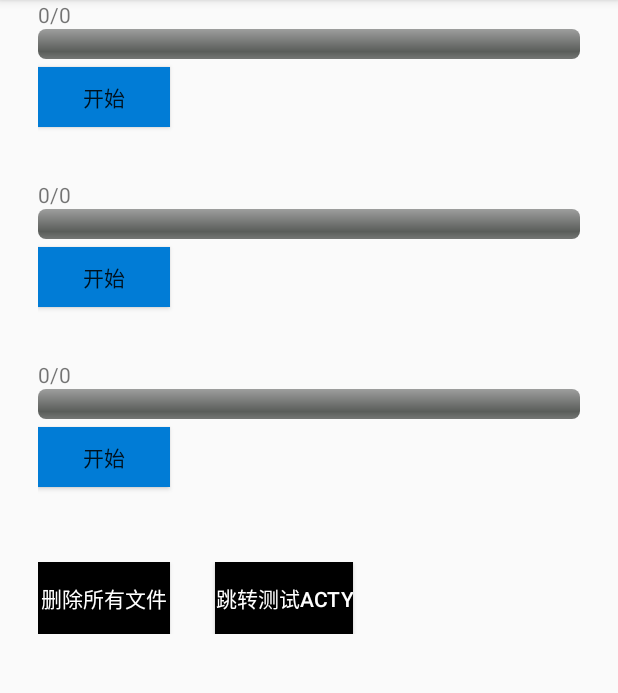
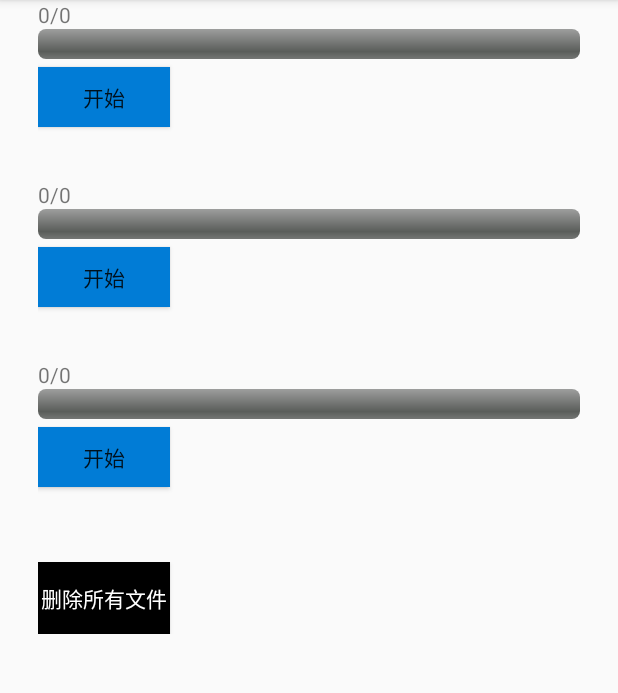
Before and after one commit to yaowen369/DownloadHelper, an Android app: the screen it shows after launch (MainActivity), on a phone screen of 412 x 824 dp, the part 84-777 px from its top. Run offline under Robolectric (Android 15) with nearby library versions, the phone set to English and light mode, and no system bars.

Commit message:
修改版本号为1.4.0

```diff
--- a/downloaderHelper/build.gradle
+++ b/downloaderHelper/build.gradle
@@ -65,7 +65,7 @@ publish {
     userOrg = 'yaowen369'
     groupId = 'com.yaoxiaowen'
     artifactId = 'download'
-    publishVersion = '1.3.0'
+    publishVersion = '1.4.0'
     desc = 'An Android download tool that supports multi-threading and breakpoint renewal'
     website = 'https://github.com/yaowen369/DownloadHelper'
 }
--- a/sample/src/main/res/layout/activity_main.xml
+++ b/sample/src/main/res/layout/activity_main.xml
@@ -100,11 +100,12 @@
             android:id="@+id/jumpTestActyBtn"
             android:layout_width="wrap_content"
             android:layout_height="wrap_content"
-
             android:layout_marginLeft="30dp"
             android:background="@android:color/black"
             android:textColor="@android:color/white"
             android:text="跳转测试acty"
+            android:visibility="gone"
+            tools:visibility="visible"
             />
 
     </LinearLayout>
```
